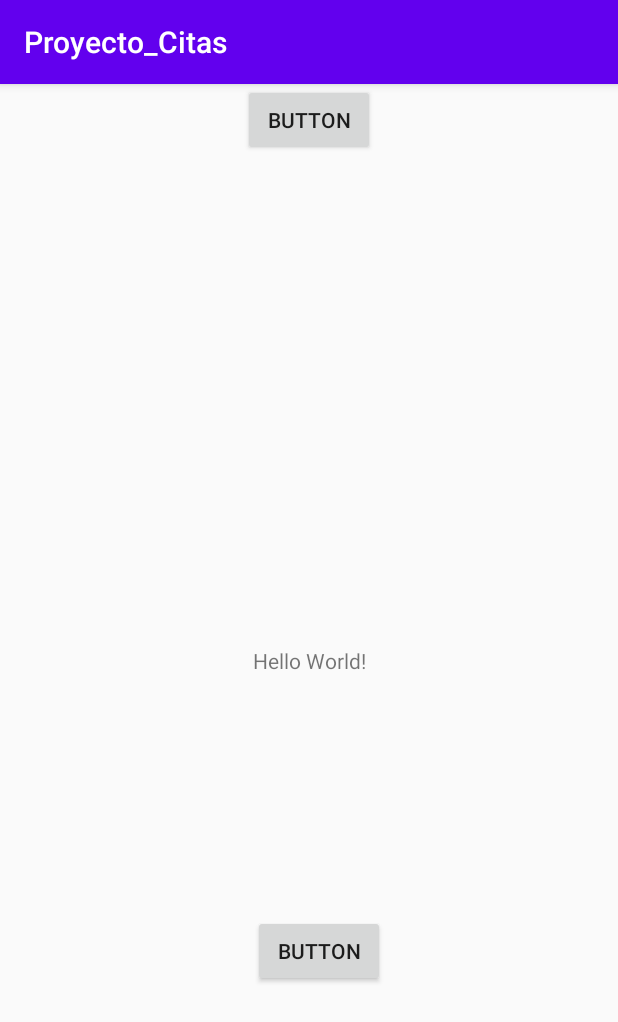
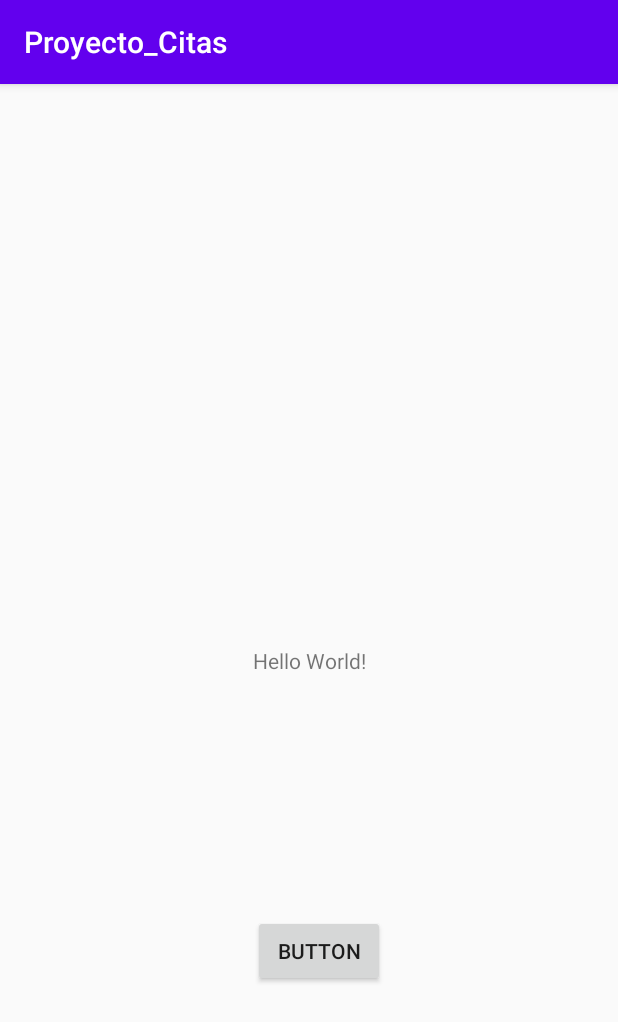
Before and after one commit to n0ctun0/Proyecto_Citas, an Android app: the screen it shows after launch (MainActivity), on a phone screen of 412 x 824 dp. Shown: the top 1022 px of the screen. Run offline under Robolectric (Android 15) with nearby library versions, the phone set to English and light mode, and no system bars.

Commit message:
cambio de nombre

```diff
--- a/app/src/main/java/com/example/proyecto_citas/MainActivity.java
+++ b/app/src/main/java/com/example/proyecto_citas/MainActivity.java
@@ -10,5 +10,9 @@ public class MainActivity extends AppCompatActivity {
     protected void onCreate(Bundle savedInstanceState) {
         super.onCreate(savedInstanceState);
         setContentView(R.layout.activity_main);
+
+
+
+
     }
 }
--- a/app/src/main/res/layout/activity_main.xml
+++ b/app/src/main/res/layout/activity_main.xml
@@ -29,13 +29,4 @@
         app:layout_constraintStart_toStartOf="parent"
         app:layout_constraintTop_toBottomOf="@+id/textView" />
 
-    <Button
-        android:id="@+id/button2"
-        android:layout_width="wrap_content"
-        android:layout_height="wrap_content"
-        android:text="Button"
-        app:layout_constraintEnd_toEndOf="parent"
-        app:layout_constraintStart_toStartOf="parent"
-        app:layout_constraintTop_toTopOf="parent" />
-
 </androidx.constraintlayout.widget.ConstraintLayout>
```
